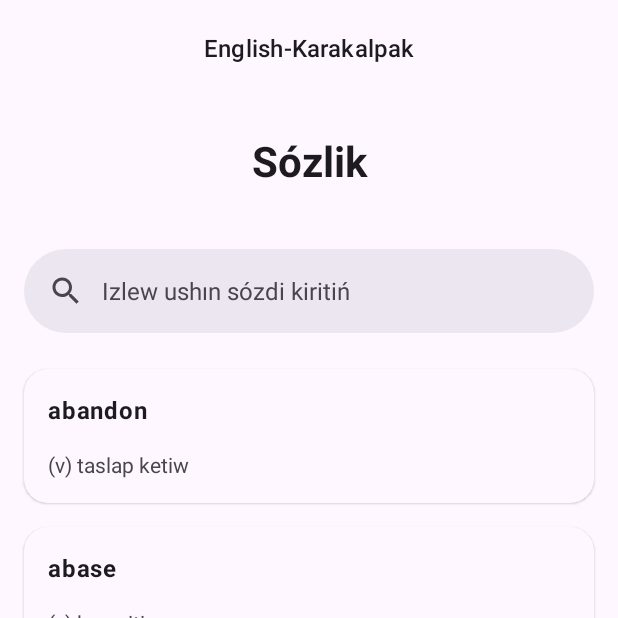
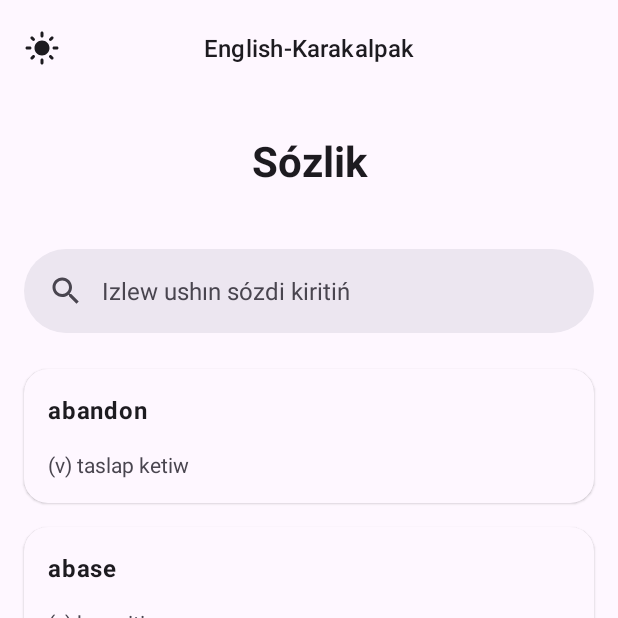
Before and after one commit to theberdakh/EnglishKarakalpak, an Android app: the screen it shows after launch (MainActivity), on a phone screen of 412 x 824 dp, the top half of it. Run offline under Robolectric (Android 15) with nearby library versions, the light colour scheme and no system bars.

Commit message:
add night/light mode

```diff
--- a/app/src/main/java/com/theberdakh/tradingglossary/home/MainFragment.kt
+++ b/app/src/main/java/com/theberdakh/tradingglossary/home/MainFragment.kt
@@ -4,6 +4,9 @@ import android.os.Bundle
 import android.view.LayoutInflater
 import android.view.View
 import android.view.ViewGroup
+import androidx.appcompat.app.AppCompatDelegate
+import androidx.core.app.ActivityCompat.getDrawable
+import androidx.core.app.ActivityCompat.recreate
 import androidx.fragment.app.Fragment
 import com.theberdakh.englishkarakalpak.R
 import com.theberdakh.tradingglossary.search.SearchFragment
@@ -28,6 +31,29 @@ class MainFragment : Fragment() {
         initViews()
         initListeners()
 
+        val nightMode = AppCompatDelegate.getDefaultNightMode()
+        if (nightMode == AppCompatDelegate.MODE_NIGHT_YES || nightMode == AppCompatDelegate.MODE_NIGHT_AUTO_BATTERY || nightMode == AppCompatDelegate.MODE_NIGHT_FOLLOW_SYSTEM || nightMode == AppCompatDelegate.MODE_NIGHT_UNSPECIFIED) {
+            binding.toolbar.navigationIcon = getDrawable(requireContext(), R.drawable.round_light_mode_24)
+
+        } else {
+            binding.toolbar.navigationIcon = getDrawable(requireContext(), R.drawable.baseline_mode_night_24)
+
+        }
+
+        binding.toolbar.setNavigationOnClickListener {
+            // Check the current night mode state
+
+            if (nightMode == AppCompatDelegate.MODE_NIGHT_YES) {
+                // If it's currently set to night mode, change to light mode
+                AppCompatDelegate.setDefaultNightMode(AppCompatDelegate.MODE_NIGHT_NO)
+            } else {
+                // If it's currently set to light mode or undefined, change to night mode
+                AppCompatDelegate.setDefaultNightMode(AppCompatDelegate.MODE_NIGHT_YES)
+            }
+            // Recreate the activity for the theme change to take effect
+            recreate(requireActivity())
+        }
+
         return binding.root
     }
 
@@ -39,10 +65,8 @@ class MainFragment : Fragment() {
         val jsonString: String = requireContext().jsonToString("words.json")
         val arrayOfWords = convertJsonString(jsonString)
 
-        if (arrayOfWords !=  null){
-            val list = arrayOfWords.toList()
-            adapter.submitList(list)
-        }
+        val list = arrayOfWords.toList()
+        adapter.submitList(list)
     }
 
     private fun navigateToWordFragment(word: Word) {
--- /dev/null
+++ b/app/src/main/res/drawable/baseline_mode_night_24.xml
@@ -0,0 +1,5 @@
+<vector xmlns:android="http://schemas.android.com/apk/res/android" android:height="24dp" android:tint="#000000" android:viewportHeight="24" android:viewportWidth="24" android:width="24dp">
+
+    <path android:fillColor="@android:color/white" android:pathData="M9.5,2c-1.82,0 -3.53,0.5 -5,1.35c2.99,1.73 5,4.95 5,8.65s-2.01,6.92 -5,8.65C5.97,21.5 7.68,22 9.5,22c5.52,0 10,-4.48 10,-10S15.02,2 9.5,2z"/>
+
+</vector>
--- /dev/null
+++ b/app/src/main/res/drawable/round_light_mode_24.xml
@@ -0,0 +1,5 @@
+<vector xmlns:android="http://schemas.android.com/apk/res/android" android:height="24dp" android:tint="#000000" android:viewportHeight="24" android:viewportWidth="24" android:width="24dp">
+
+    <path android:fillColor="@android:color/white" android:pathData="M12,7c-2.76,0 -5,2.24 -5,5s2.24,5 5,5s5,-2.24 5,-5S14.76,7 12,7L12,7zM2,13l2,0c0.55,0 1,-0.45 1,-1s-0.45,-1 -1,-1l-2,0c-0.55,0 -1,0.45 -1,1S1.45,13 2,13zM20,13l2,0c0.55,0 1,-0.45 1,-1s-0.45,-1 -1,-1l-2,0c-0.55,0 -1,0.45 -1,1S19.45,13 20,13zM11,2v2c0,0.55 0.45,1 1,1s1,-0.45 1,-1V2c0,-0.55 -0.45,-1 -1,-1S11,1.45 11,2zM11,20v2c0,0.55 0.45,1 1,1s1,-0.45 1,-1v-2c0,-0.55 -0.45,-1 -1,-1C11.45,19 11,19.45 11,20zM5.99,4.58c-0.39,-0.39 -1.03,-0.39 -1.41,0c-0.39,0.39 -0.39,1.03 0,1.41l1.06,1.06c0.39,0.39 1.03,0.39 1.41,0s0.39,-1.03 0,-1.41L5.99,4.58zM18.36,16.95c-0.39,-0.39 -1.03,-0.39 -1.41,0c-0.39,0.39 -0.39,1.03 0,1.41l1.06,1.06c0.39,0.39 1.03,0.39 1.41,0c0.39,-0.39 0.39,-1.03 0,-1.41L18.36,16.95zM19.42,5.99c0.39,-0.39 0.39,-1.03 0,-1.41c-0.39,-0.39 -1.03,-0.39 -1.41,0l-1.06,1.06c-0.39,0.39 -0.39,1.03 0,1.41s1.03,0.39 1.41,0L19.42,5.99zM7.05,18.36c0.39,-0.39 0.39,-1.03 0,-1.41c-0.39,-0.39 -1.03,-0.39 -1.41,0l-1.06,1.06c-0.39,0.39 -0.39,1.03 0,1.41s1.03,0.39 1.41,0L7.05,18.36z"/>
+
+</vector>
--- a/app/src/main/res/layout/fragment_main.xml
+++ b/app/src/main/res/layout/fragment_main.xml
@@ -14,6 +14,8 @@
             android:id="@+id/toolbar"
             android:layout_width="match_parent"
             android:layout_height="wrap_content"
+            app:navigationIconTint="?colorOnSurface"
+            app:navigationIcon="@drawable/baseline_mode_night_24"
             app:layout_collapseMode="pin"
             app:title="@string/app_name"
             app:titleCentered="true"
```
